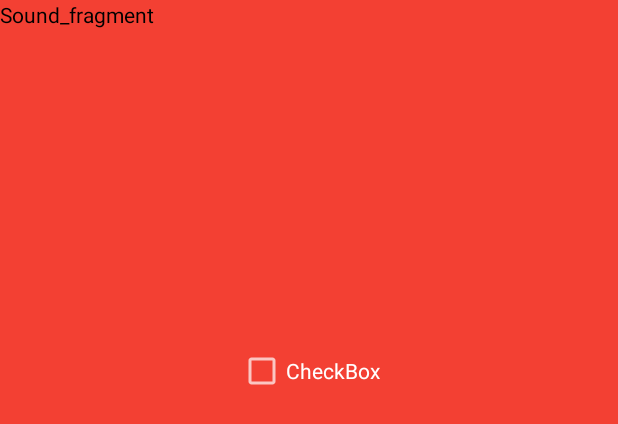
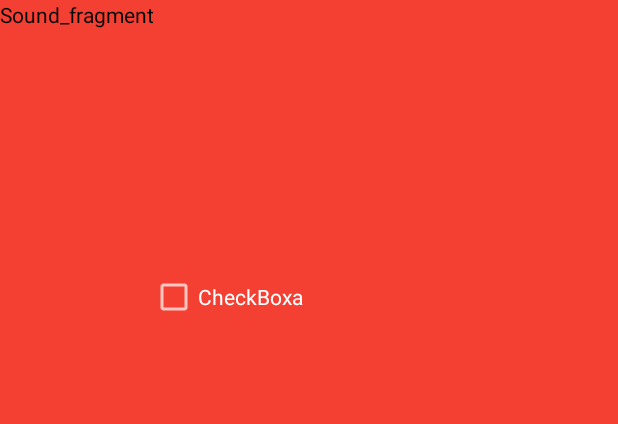
Before and after one commit to elshabee7/tagreba, an Android app: the layout sound_fragment.xml on its own in the app's theme, with its tools: preview values and no code run, on a phone screen of 412 x 824 dp. Shown: the top 424 px of the screen. Run offline under Robolectric (Android 15) with nearby library versions, the phone set to English and light mode, and no system bars.

Commit message:
Mo7awla check box

```diff
--- a/TestApp/app/src/main/java/com/slyfox/testapp/MainActivity.java
+++ b/TestApp/app/src/main/java/com/slyfox/testapp/MainActivity.java
@@ -30,7 +30,7 @@ public class MainActivity extends AppCompatActivity implements MainListener {
         setContentView(R.layout.main_activity);
 
         Toolbar myToolbar = (Toolbar) findViewById(R.id.my_toolbar);
-        setSupportActionBar(myToolbar);https://www.ei.tum.de/fileadmin/tueifei/www/Studium_Studienfuehrer/Studienfuehrer_BScEI_WS1617.pdf
+        setSupportActionBar(myToolbar);
 
         //Fragments
         lightFragment = new LightFragment();
--- a/TestApp/app/src/main/java/com/slyfox/testapp/SoundFragment.java
+++ b/TestApp/app/src/main/java/com/slyfox/testapp/SoundFragment.java
@@ -48,13 +48,13 @@ public class SoundFragment extends Fragment {
     public View onCreateView(LayoutInflater inflater, ViewGroup container,
                              Bundle savedInstanceState) {
         myView = inflater.inflate(R.layout.sound_fragment, container, false);
-        myButton = (CheckBox)myView.findViewById(R.id.checkBox2);
+        myButton = (CheckBox)myView.findViewById(R.id.checkBox1);
         myButton.setOnCheckedChangeListener(new CompoundButton.OnCheckedChangeListener() {
             @Override
             public void onCheckedChanged(CompoundButton buttonView, boolean isChecked) {
 //                mixGrill();
-                mListener.changeColor(0);
-                mListener.changeColor2(1);
+//                mListener.changeColor(0);
+//                mListener.changeColor2(1);
             }
         });
         return myView;
--- a/TestApp/app/src/main/res/layout/sound_fragment.xml
+++ b/TestApp/app/src/main/res/layout/sound_fragment.xml
@@ -15,13 +15,13 @@
         android:textColor="@color/black"/>
 
     <CheckBox
-        android:id="@+id/checkBox2"
+        android:id="@+id/checkBox1"
         android:layout_width="wrap_content"
         android:layout_height="wrap_content"
+        android:layout_alignParentStart="true"
         android:layout_alignParentTop="true"
-        android:layout_centerHorizontal="true"
-        android:layout_marginTop="231dp"
-        android:checked="false"
-        android:text="CheckBox" />
+        android:layout_marginStart="100dp"
+        android:layout_marginTop="182dp"
+        android:text="CheckBoxa" />
 
 </RelativeLayout>
```
Also changed, not shown: 198 other files.
